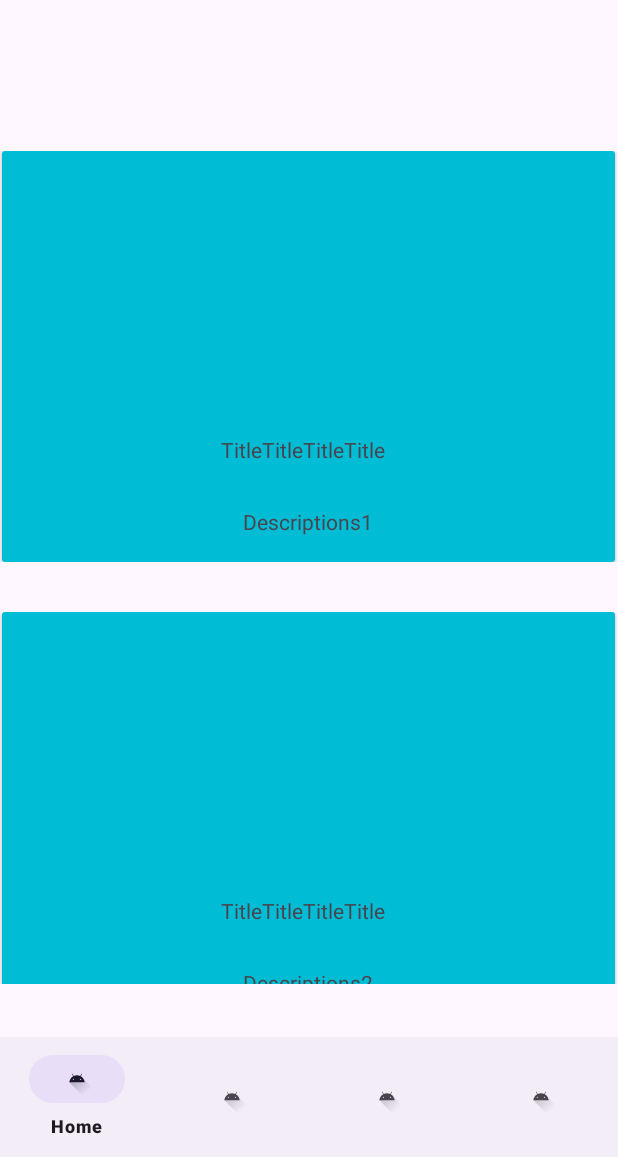
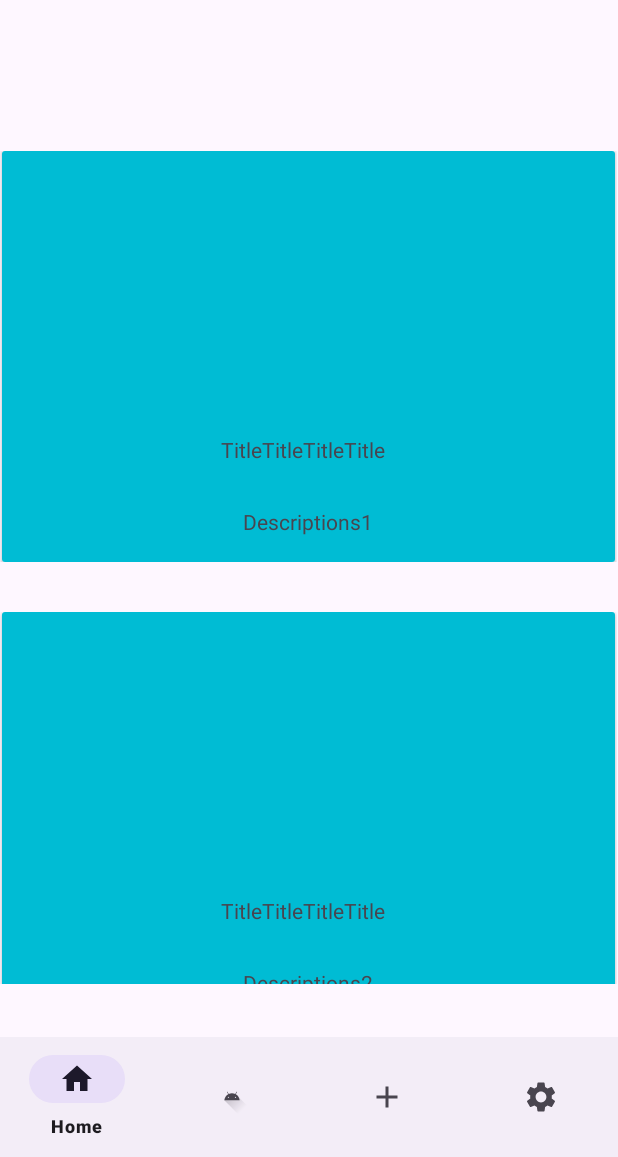
Before and after one commit to 8xbit/AndroidPodcast, an Android app: the screen it shows after launch (MainActivity), on a phone screen of 412 x 824 dp, the part 79-1236 px from its top. Run offline under Robolectric (Android 15) with nearby library versions, the phone set to English and light mode, and no system bars.

Commit message:
Bottom menu done in main

```diff
--- a/app/src/main/java/com/example/podcatsapp/view/MainActivity.java
+++ b/app/src/main/java/com/example/podcatsapp/view/MainActivity.java
@@ -1,5 +1,6 @@
 package com.example.podcatsapp.view;
 
+import android.content.Intent;
 import android.os.Bundle;
 
 import androidx.appcompat.app.AppCompatActivity;
@@ -11,19 +12,18 @@ import com.example.podcatsapp.R;
 import com.example.podcatsapp.controller.PublicationsAdapter;
 import com.example.podcatsapp.model.Category;
 import com.example.podcatsapp.model.Publication;
-import com.google.android.material.navigation.NavigationBarView;
+import com.google.android.material.bottomnavigation.BottomNavigationView;
 
 import java.util.ArrayList;
 
 public class MainActivity extends AppCompatActivity {
-
     @Override
     protected void onCreate(Bundle savedInstanceState) {
         super.onCreate(savedInstanceState);
         setContentView(R.layout.activity_main);
         // Lookup the recyclerview in activity layout
         RecyclerView rvPublications = (RecyclerView) findViewById(R.id.rec_view);
-
+        BottomNavigationView bottomNavigationView = findViewById(R.id.bottom_navigation);
 
         // Initialize contacts
         ArrayList<Publication>  pubList= new ArrayList<>();
@@ -50,20 +50,42 @@ public class MainActivity extends AppCompatActivity {
         pubList.add(p9);
         pubList.add(p10);
 
-
         // Create adapter passing in the sample user data
         PublicationsAdapter adapter = new PublicationsAdapter(pubList);
         // Attach the adapter to the recyclerview to populate items
         rvPublications.setAdapter(adapter);
+        // Set layout manager to position the items
+        rvPublications.setLayoutManager(new LinearLayoutManager(this));
 
 
-        // Set layout manager to position the items
-        rvPublications.setLayoutManager(new LinearLayoutManager(this));
-        // Set layout manager to position the items
-        //GridLayoutManager layoutManager = new GridLayoutManager(this, 2, GridLayoutManager.VERTICAL, false);
-        //rvPublications.setLayoutManager(layoutManager);
+
 
         // Bottom menu
+        // why is not working with swich case ?
+        bottomNavigationView.setOnNavigationItemSelectedListener(item -> {
+            int id = item.getItemId();
+            if (id == R.id.item_home) {
+                return true; // Already on Home
+            } else if (id == R.id.item_videos) {
+             Intent   intent = new Intent(MainActivity.this, PlayerActivity.class);
+                startActivity(intent);
+                return true;
+            } else if (id == R.id.item_upload) {
+                Intent   intent = new Intent(MainActivity.this, PlayerActivity.class);
+                startActivity(intent);
+                return true;
+            }else if (id== R.id.item_setting) {
+                Intent  intent = new Intent(MainActivity.this, SettingsActivity.class);
+                startActivity(intent);
+                return true;
+            }
+            return false; // If no item matches, return false
+        });
+
+
+        bottomNavigationView.setSelectedItemId(R.id.item_home);
+
+
 
 
     }//
--- a/app/src/main/java/com/example/podcatsapp/view/Player.java
+++ b/app/src/main/java/com/example/podcatsapp/view/PlayerActivity.java
@@ -2,15 +2,11 @@ package com.example.podcatsapp.view;
 
 import android.os.Bundle;
 
-import androidx.activity.EdgeToEdge;
 import androidx.appcompat.app.AppCompatActivity;
-import androidx.core.graphics.Insets;
-import androidx.core.view.ViewCompat;
-import androidx.core.view.WindowInsetsCompat;
 
 import com.example.podcatsapp.R;
 
-public class Player extends AppCompatActivity {
+public class PlayerActivity extends AppCompatActivity {
 
     @Override
     protected void onCreate(Bundle savedInstanceState) {
--- a/app/src/main/java/com/example/podcatsapp/view/Upload.java
+++ b/app/src/main/java/com/example/podcatsapp/view/SettingsActivity.java
@@ -10,12 +10,12 @@ import androidx.core.view.WindowInsetsCompat;
 
 import com.example.podcatsapp.R;
 
-public class Upload extends AppCompatActivity {
+public class SettingsActivity extends AppCompatActivity {
 
     @Override
     protected void onCreate(Bundle savedInstanceState) {
         super.onCreate(savedInstanceState);
-        setContentView(R.layout.activity_upload);
+        setContentView(R.layout.activity_settings);
 
     }
 }
--- /dev/null
+++ b/app/src/main/res/drawable/baseline_add_24.xml
@@ -0,0 +1,5 @@
+<vector xmlns:android="http://schemas.android.com/apk/res/android" android:height="24dp" android:tint="#000000" android:viewportHeight="24" android:viewportWidth="24" android:width="24dp">
+
+    <path android:fillColor="@android:color/white" android:pathData="M19,13h-6v6h-2v-6H5v-2h6V5h2v6h6v2z"/>
+
+</vector>
--- /dev/null
+++ b/app/src/main/res/drawable/baseline_home_24.xml
@@ -0,0 +1,5 @@
+<vector xmlns:android="http://schemas.android.com/apk/res/android" android:height="24dp" android:tint="#000000" android:viewportHeight="24" android:viewportWidth="24" android:width="24dp">
+
+    <path android:fillColor="@android:color/white" android:pathData="M10,20v-6h4v6h5v-8h3L12,3 2,12h3v8z"/>
+
+</vector>
--- /dev/null
+++ b/app/src/main/res/drawable/baseline_settings_24.xml
@@ -0,0 +1,8 @@
+<vector xmlns:android="http://schemas.android.com/apk/res/android"
+    android:height="24dp" android:tint="#000000"
+    android:viewportHeight="24" android:viewportWidth="24" android:width="24dp">
+
+    <path android:fillColor="@android:color/white"
+        android:pathData="M19.14,12.94c0.04,-0.3 0.06,-0.61 0.06,-0.94c0,-0.32 -0.02,-0.64 -0.07,-0.94l2.03,-1.58c0.18,-0.14 0.23,-0.41 0.12,-0.61l-1.92,-3.32c-0.12,-0.22 -0.37,-0.29 -0.59,-0.22l-2.39,0.96c-0.5,-0.38 -1.03,-0.7 -1.62,-0.94L14.4,2.81c-0.04,-0.24 -0.24,-0.41 -0.48,-0.41h-3.84c-0.24,0 -0.43,0.17 -0.47,0.41L9.25,5.35C8.66,5.59 8.12,5.92 7.63,6.29L5.24,5.33c-0.22,-0.08 -0.47,0 -0.59,0.22L2.74,8.87C2.62,9.08 2.66,9.34 2.86,9.48l2.03,1.58C4.84,11.36 4.8,11.69 4.8,12s0.02,0.64 0.07,0.94l-2.03,1.58c-0.18,0.14 -0.23,0.41 -0.12,0.61l1.92,3.32c0.12,0.22 0.37,0.29 0.59,0.22l2.39,-0.96c0.5,0.38 1.03,0.7 1.62,0.94l0.36,2.54c0.05,0.24 0.24,0.41 0.48,0.41h3.84c0.24,0 0.44,-0.17 0.47,-0.41l0.36,-2.54c0.59,-0.24 1.13,-0.56 1.62,-0.94l2.39,0.96c0.22,0.08 0.47,0 0.59,-0.22l1.92,-3.32c0.12,-0.22 0.07,-0.47 -0.12,-0.61L19.14,12.94zM12,15.6c-1.98,0 -3.6,-1.62 -3.6,-3.6s1.62,-3.6 3.6,-3.6s3.6,1.62 3.6,3.6S13.98,15.6 12,15.6z"/>
+
+</vector>
--- a/app/src/main/res/menu/bottom_navigation_menu.xml
+++ b/app/src/main/res/menu/bottom_navigation_menu.xml
@@ -1,26 +1,21 @@
 <?xml version="1.0" encoding="utf-8"?>
 <menu xmlns:android="http://schemas.android.com/apk/res/android">
     <item
-        android:id="@+id/item_1"
-        android:enabled="true"
+        android:id="@+id/item_home"
+        android:icon="@drawable/baseline_home_24"
+        android:title="@string/menu_lbl_home" />
+
+    <item
+        android:id="@+id/item_videos"
         android:icon="@drawable/ic_launcher_foreground"
-        android:title="@string/menu_lbl_home"/>
+        android:title="@string/menu_lbl_video" />
     <item
-        android:id="@+id/item_2"
-        android:enabled="true"
-        android:icon="@drawable/ic_launcher_foreground"
-        android:title="@string/menu_lbl_video"/>
+        android:id="@+id/item_upload"
+        android:icon="@drawable/baseline_add_24"
+        android:title="@string/menu_lbl_upload" />
+
     <item
-        android:id="@+id/item_3"
-        android:enabled="true"
-        android:icon="@drawable/ic_launcher_foreground"
-        android:title="@string/menu_lbl_audio"/>
-    <item
-        android:id="@+id/item_4"
-        android:enabled="true"
-        android:icon="@drawable/ic_launcher_foreground"
-        android:title="@string/menu_lbl_setting"/>
-
-
-
+        android:id="@+id/item_setting"
+        android:icon="@drawable/baseline_settings_24"
+        android:title="@string/menu_lbl_setting" />
 </menu>
--- a/app/src/main/res/values/strings.xml
+++ b/app/src/main/res/values/strings.xml
@@ -3,5 +3,7 @@
     <string name="menu_lbl_home">Home</string>
     <string name="menu_lbl_video">Videos</string>
     <string name="menu_lbl_audio">Audio</string>
-    <string name="menu_lbl_setting">Settign</string>
+    <string name="menu_lbl_setting">settings</string>
+    <string name="menu_lbl_upload">Upload</string>
+
 </resources>
```
Also changed, not shown: app/src/main/AndroidManifest.xml (+7 -1 lines), app/src/main/java/com/example/podcatsapp/view/UploadActivity.java (added, +17 -0 lines), app/src/main/res/layout/activity_player.xml (+10 -1 lines), app/src/main/res/layout/activity_settings.xml (renamed from gradle/libs.versions.toml, +18 -20 lines).
